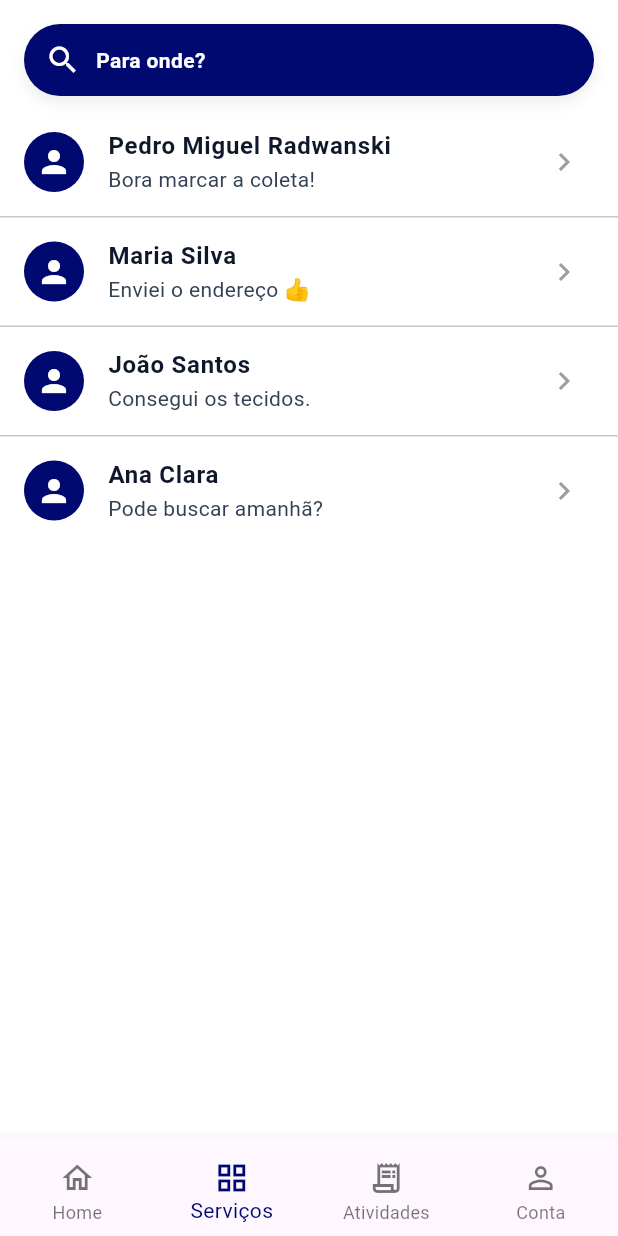
After one commit to TexCycle/texcycle-app, a Flutter app: the ChatListPage screen opened by its route, on a phone screen of 412 x 824 dp. The commit adds this screen. Run offline on Flutter 3.47's test engine with Material 3 defaults, Android fonts, the phone set to English and light mode, and no system bars; our stand-ins replace flutter_map, geolocator, go_router, latlong2.

Commit message:
feat(chat): add chat list page with reusable header and bottom navigation

```diff
--- a/frontend/lib/core/routing/app_router.dart
+++ b/frontend/lib/core/routing/app_router.dart
@@ -1,6 +1,7 @@
 import 'package:flutter/material.dart';
 import 'package:frontend/features/account/presentation/pages/account_page.dart';
 import 'package:frontend/features/auth/presentation/pages/signin_page.dart';
+import 'package:frontend/features/chat/presentation/pages/chat_list_page.dart';
 import 'package:frontend/features/chat/presentation/pages/chat_page.dart';
 import 'package:frontend/features/collector/presentation/pages/collector_page.dart';
 import 'package:frontend/features/donor/presentation/pages/donor_info_page.dart';
@@ -9,7 +10,7 @@ import 'package:go_router/go_router.dart';
 import '../../features/auth/presentation/pages/signup_page.dart';
 
 GoRouter buildRouter() => GoRouter(
-  initialLocation: '/collector',
+  initialLocation: '/sign-up',
   routes: [
     GoRoute(path: '/sign-up', builder: (_, __) => const SignUpPage()),
     GoRoute(path: '/sign-in', builder: (_, __) => const SignInPage()),
@@ -18,6 +19,7 @@ GoRouter buildRouter() => GoRouter(
     GoRoute(path: '/my-account', builder: (_, __) => const AccountPage()),
     GoRoute(path: '/donor-info', builder: (_, __) => const DonorInfoPage()),
     GoRoute(path: '/collector', builder: (_, __) => const CollectorPage()),
+    GoRoute(path: '/services', builder: (_, __) => const ChatListPage()),
   ],
   errorBuilder: (_, state) => Scaffold(
     appBar: AppBar(title: const Text('Ops')),
--- /dev/null
+++ b/frontend/lib/features/chat/presentation/pages/chat_list_page.dart
@@ -0,0 +1,75 @@
+import 'package:flutter/material.dart';
+import 'package:frontend/shared/widgets/app_bottom_nav.dart';
+import 'package:frontend/shared/widgets/search_header.dart';
+import 'package:go_router/go_router.dart';
+import '../../../../../core/config/app_colors.dart';
+
+class ChatListPage extends StatefulWidget {
+  const ChatListPage({super.key});
+
+  @override
+  State<ChatListPage> createState() => _ChatListPageState();
+}
+
+class _ChatListPageState extends State<ChatListPage> {
+  int _currentIndex = 1;
+
+  final List<Map<String, dynamic>> _chats = [
+    {"name": "Pedro Miguel Radwanski", "lastMsg": "Bora marcar a coleta!"},
+    {"name": "Maria Silva", "lastMsg": "Enviei o endereço 👍"},
+    {"name": "João Santos", "lastMsg": "Consegui os tecidos."},
+    {"name": "Ana Clara", "lastMsg": "Pode buscar amanhã?"},
+  ];
+
+  @override
+  Widget build(BuildContext context) {
+    return Scaffold(
+      backgroundColor: Colors.white,
+
+      body: SafeArea(
+        child: Column(
+          children: [
+            const Padding(
+              padding: EdgeInsets.fromLTRB(16, 16, 16, 8),
+              child: SearchHeader(),
+            ),
+
+            Expanded(
+              child: ListView.separated(
+                itemCount: _chats.length,
+                separatorBuilder: (_, __) => const Divider(height: 1),
+                itemBuilder: (context, index) {
+                  final chat = _chats[index];
+                  return ListTile(
+                    leading: CircleAvatar(
+                      backgroundColor: AppColors.navy,
+                      child: const Icon(Icons.person, color: Colors.white),
+                    ),
+                    title: Text(
+                      chat["name"],
+                      style: const TextStyle(
+                        fontWeight: FontWeight.w600,
+                        color: AppColors.textPrimary,
+                      ),
+                    ),
+                    subtitle: Text(
+                      chat["lastMsg"],
+                      style: const TextStyle(color: AppColors.textSecondary),
+                    ),
+                    trailing: const Icon(Icons.chevron_right,
+                        color: Colors.grey),
+                    onTap: () {
+                       context.go('/chat');
+                    },
+                  );
+                },
+              ),
+            ),
+          ],
+        ),
+      ),
+
+      bottomNavigationBar: AppBottomNavBar(currentIndex: _currentIndex),
+    );
+  }
+}
--- a/frontend/lib/features/chat/presentation/pages/chat_page.dart
+++ b/frontend/lib/features/chat/presentation/pages/chat_page.dart
@@ -1,4 +1,5 @@
 import 'package:flutter/material.dart';
+import 'package:frontend/shared/widgets/app_bottom_nav.dart';
 import '../../../../../core/config/app_colors.dart';
 
 class ChatPage extends StatefulWidget {
@@ -10,6 +11,7 @@ class ChatPage extends StatefulWidget {
 
 class _ChatPageState extends State<ChatPage> {
   final TextEditingController _msgCtrl = TextEditingController();
+  int _currentIndex = 1;
 
   final List<Map<String, dynamic>> _messages = [
     {"text": "Olá, tudo bem?", "isMe": false},
@@ -31,6 +33,7 @@ class _ChatPageState extends State<ChatPage> {
   Widget build(BuildContext context) {
     return Scaffold(
       backgroundColor: const Color(0xFFE5E5E5),
+
       body: Column(
         children: [
           SafeArea(
@@ -155,6 +158,8 @@ class _ChatPageState extends State<ChatPage> {
           ),
         ],
       ),
+
+      bottomNavigationBar: AppBottomNavBar(currentIndex: _currentIndex),
     );
   }
 }
--- a/frontend/lib/features/collector/presentation/pages/collector_page.dart
+++ b/frontend/lib/features/collector/presentation/pages/collector_page.dart
@@ -10,7 +10,7 @@ class CollectorPage extends StatefulWidget {
 }
 
 class _CollectorPageState extends State<CollectorPage> {
-  int _currentIndex = 0;
+  int _currentIndex = 2;
   String _status = "Todos";
 
   final List<Map<String, String>> _coletasDisponiveis = [
--- a/frontend/lib/features/donor/presentation/pages/donor_info_page.dart
+++ b/frontend/lib/features/donor/presentation/pages/donor_info_page.dart
@@ -17,7 +17,7 @@ class _DonorInfoPageState extends State<DonorInfoPage> {
   final kgCtrl = TextEditingController();
   final enderecoCtrl = TextEditingController();
 
-  int _currentIndex = 0;
+  int _currentIndex = 2;
 
   @override
   void dispose() {
--- a/frontend/lib/shared/widgets/app_bottom_nav.dart
+++ b/frontend/lib/shared/widgets/app_bottom_nav.dart
@@ -20,7 +20,7 @@ class AppBottomNavBar extends StatelessWidget {
             context.go('/services');
             break;
           case 2:
-            context.go('/activities');
+            context.go('/collector');
             break;
           case 3:
             context.go('/my-account');
```
